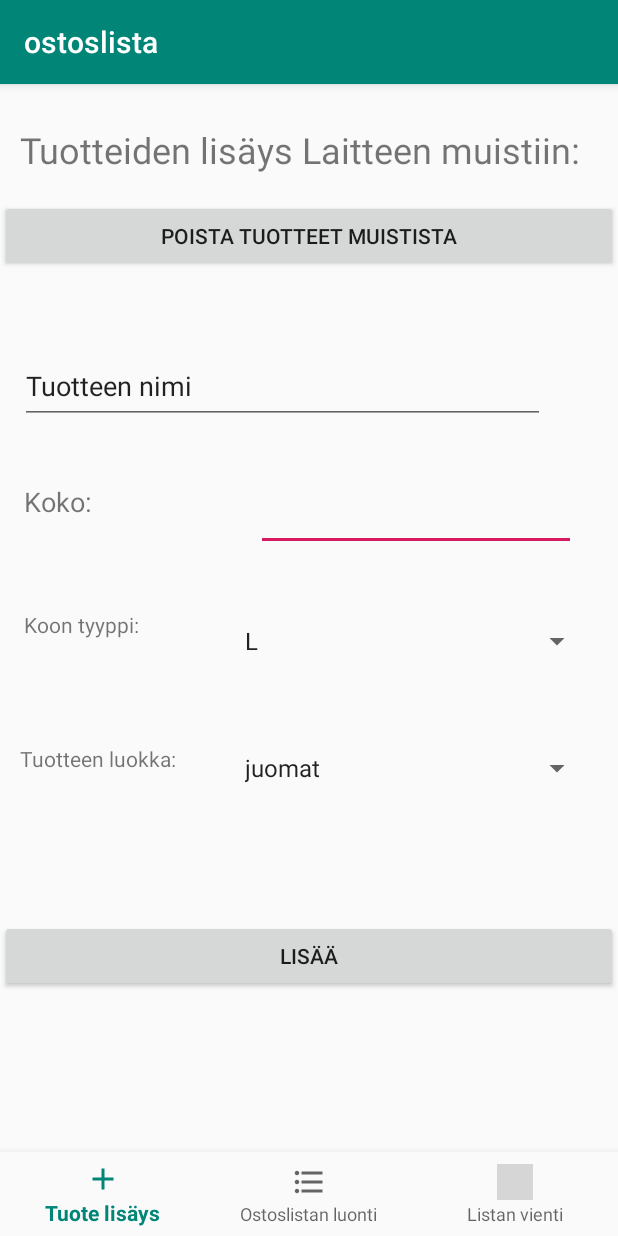
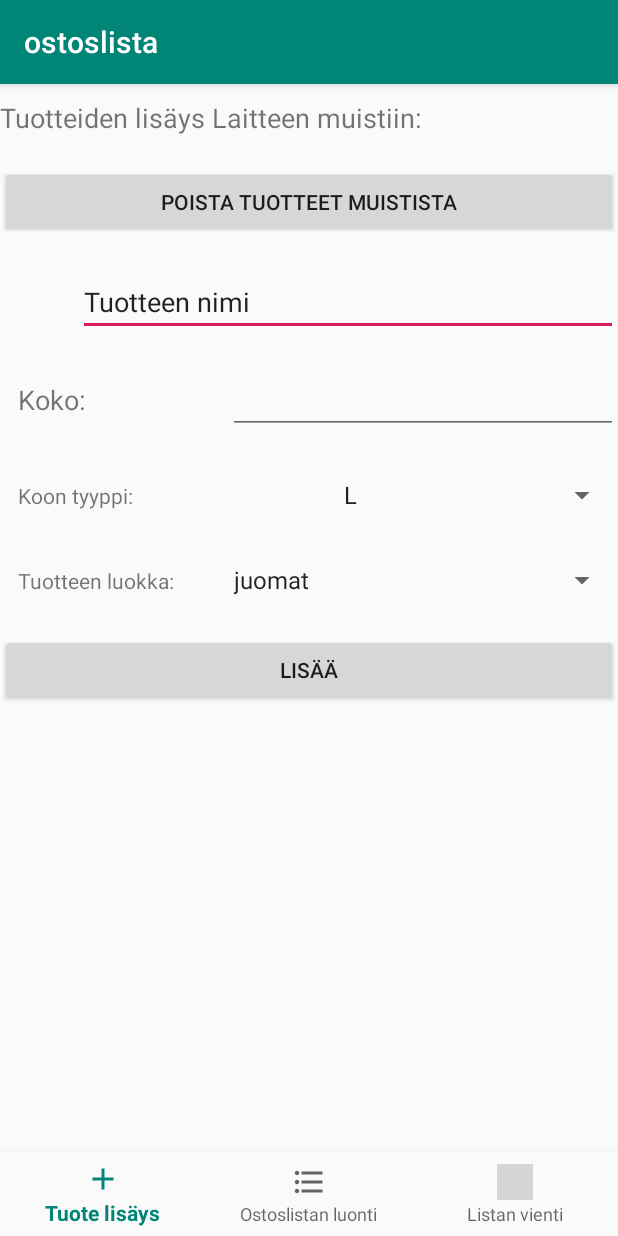
Before and after one commit to Jesse-Stenroth/ostoslista, an Android app: the screen it shows after launch (MainActivity), on a phone screen of 412 x 824 dp. Run offline under Robolectric (Android 15) with nearby library versions, the phone set to English and light mode, and no system bars; grey boxes are pictures that could not be loaded.

Commit message:
change image

```diff
--- a/app/src/main/AndroidManifest.xml
+++ b/app/src/main/AndroidManifest.xml
@@ -1,6 +1,7 @@
 <?xml version="1.0" encoding="utf-8"?>
 <manifest xmlns:android="http://schemas.android.com/apk/res/android"
     package="fi.rectumcere.ostoslista">
+
 
 
     <application
--- a/app/src/main/res/layout/activity_main.xml
+++ b/app/src/main/res/layout/activity_main.xml
@@ -8,51 +8,74 @@
     tools:context=".MainActivity">
 
 
-    <android.support.constraint.ConstraintLayout
+    <LinearLayout
         android:layout_width="match_parent"
-        android:layout_height="match_parent">
+        android:layout_height="match_parent"
+        android:orientation="vertical">
 
-        <Spinner
-            android:id="@+id/koonTyyppi"
-            android:layout_width="240dp"
-            android:layout_height="41dp"
-            android:layout_marginStart="45dp"
-            android:layout_marginTop="39dp"
-            android:layout_weight="1"
-            android:entries="@array/spinnerItems"
-            android:spinnerMode="dropdown"
-            app:layout_constraintStart_toEndOf="@+id/textView4"
-            app:layout_constraintTop_toBottomOf="@+id/koko" />
+        <LinearLayout
+            android:layout_width="match_parent"
+            android:layout_height="wrap_content"
+            android:orientation="horizontal"
+            android:layout_marginTop="10dp">
 
             <TextView
-            android:id="@+id/textView4"
-            android:layout_width="94dp"
-            android:layout_height="35dp"
-            android:layout_marginStart="16dp"
-            android:layout_marginTop="45dp"
+                android:id="@+id/textView2"
+                android:layout_width="wrap_content"
+                android:layout_height="wrap_content"
                 android:layout_weight="1"
-            android:text="@string/tuoteKoonTyyppi"
+                android:text="@string/AloitusOtsikko"
+                android:textSize="18sp"
                 app:layout_constraintStart_toStartOf="parent"
-            app:layout_constraintTop_toBottomOf="@+id/textView3" />
+                app:layout_constraintTop_toTopOf="parent" />
+        </LinearLayout>
+
+        <LinearLayout
+            android:layout_width="match_parent"
+            android:layout_height="wrap_content"
+            android:orientation="horizontal"
+            android:layout_marginTop="20dp">
+
+            <Button
+                android:id="@+id/button4"
+                android:layout_width="match_parent"
+                android:layout_height="wrap_content"
+                android:onClick="postaKaikki"
+                android:text="Poista tuotteet muistista"
+                app:layout_constraintTop_toBottomOf="@+id/textView2"
+                tools:layout_editor_absoluteX="0dp" />
+        </LinearLayout>
+
+        <LinearLayout
+            android:layout_width="match_parent"
+            android:layout_height="wrap_content"
+            android:orientation="horizontal"
+            android:layout_marginTop="20dp">
 
             <EditText
-            android:id="@+id/koko"
-            android:layout_width="wrap_content"
-            android:layout_height="wrap_content"
-            android:layout_marginStart="45dp"
-            android:layout_marginTop="39dp"
+                android:id="@+id/nimi"
+                android:layout_width="match_parent"
+                android:layout_height="match_parent"
+                android:layout_marginStart="52dp"
                 android:layout_weight="1"
                 android:ems="10"
-            android:inputType="number"
-            app:layout_constraintStart_toEndOf="@+id/textView3"
-            app:layout_constraintTop_toBottomOf="@+id/nimi" />
+                android:inputType="textPersonName"
+                android:text="@string/tuotteenNimi"
+                app:layout_constraintStart_toStartOf="parent"
+                app:layout_constraintTop_toBottomOf="@+id/button4" />
+        </LinearLayout>
+
+        <LinearLayout
+            android:layout_width="match_parent"
+            android:layout_height="wrap_content"
+            android:orientation="horizontal"
+            android:layout_marginTop="20dp">
 
             <TextView
                 android:id="@+id/textView3"
-            android:layout_width="109dp"
-            android:layout_height="39dp"
-            android:layout_marginStart="16dp"
-            android:layout_marginTop="39dp"
+                android:layout_width="wrap_content"
+                android:layout_height="wrap_content"
+                android:layout_marginStart="12dp"
                 android:layout_weight="1"
                 android:text="@string/tuotteenKoko"
                 android:textSize="18sp"
@@ -60,46 +83,57 @@
                 app:layout_constraintTop_toBottomOf="@+id/nimi" />
 
             <EditText
-            android:id="@+id/nimi"
-            android:layout_width="350dp"
-            android:layout_height="50dp"
-            android:layout_marginStart="13dp"
-            android:layout_marginTop="51dp"
+                android:id="@+id/koko"
+                android:layout_width="wrap_content"
+                android:layout_height="wrap_content"
+                android:layout_marginStart="48dp"
                 android:layout_weight="1"
                 android:ems="10"
-            android:inputType="textPersonName"
-            android:text="@string/tuotteenNimi"
-            app:layout_constraintStart_toStartOf="parent"
-            app:layout_constraintTop_toBottomOf="@+id/button4" />
+                android:inputType="number"
+                app:layout_constraintStart_toEndOf="@+id/textView3"
+                app:layout_constraintTop_toBottomOf="@+id/nimi" />
+
+        </LinearLayout>
+
+        <LinearLayout
+            android:layout_width="match_parent"
+            android:layout_height="wrap_content"
+            android:orientation="horizontal"
+            android:layout_marginTop="20dp">
 
             <TextView
-            android:id="@+id/textView2"
+                android:id="@+id/textView4"
                 android:layout_width="wrap_content"
-            android:layout_height="wrap_content"
-            android:layout_marginStart="13dp"
-            android:layout_marginTop="27dp"
+                android:layout_height="35dp"
+                android:layout_marginStart="12dp"
                 android:layout_weight="1"
-            android:text="@string/AloitusOtsikko"
-            android:textSize="24sp"
+                android:text="@string/tuoteKoonTyyppi"
                 app:layout_constraintStart_toStartOf="parent"
-            app:layout_constraintTop_toTopOf="parent" />
+                app:layout_constraintTop_toBottomOf="@+id/textView3" />
 
-        <Button
-            android:id="@+id/button4"
+            <Spinner
+                android:id="@+id/koonTyyppi"
+                android:layout_width="wrap_content"
+                android:layout_height="41dp"
+                android:layout_marginStart="28dp"
+                android:layout_weight="1"
+                android:entries="@array/spinnerItems"
+                android:spinnerMode="dropdown"
+                app:layout_constraintStart_toEndOf="@+id/textView4"
+                app:layout_constraintTop_toBottomOf="@+id/koko" />
+        </LinearLayout>
+
+        <LinearLayout
             android:layout_width="match_parent"
             android:layout_height="wrap_content"
-            android:layout_marginTop="17dp"
-            android:onClick="postaKaikki"
-            android:text="Poista tuotteet muistista"
-            app:layout_constraintTop_toBottomOf="@+id/textView2"
-            tools:layout_editor_absoluteX="0dp" />
+            android:orientation="horizontal"
+            android:layout_marginTop="20dp">
 
             <TextView
                 android:id="@+id/textView5"
-            android:layout_width="126dp"
-            android:layout_height="32dp"
-            android:layout_marginStart="13dp"
-            android:layout_marginTop="54dp"
+                android:layout_width="wrap_content"
+                android:layout_height="wrap_content"
+                android:layout_marginStart="12dp"
                 android:layout_weight="1"
                 android:text="@string/luokka"
                 app:layout_constraintStart_toStartOf="parent"
@@ -109,25 +143,30 @@
                 android:id="@+id/luokkia"
                 android:layout_width="240dp"
                 android:layout_height="32dp"
-            android:layout_marginStart="16dp"
-            android:layout_marginTop="48dp"
+                android:layout_marginStart="8dp"
                 android:layout_weight="1"
                 android:entries="@array/luokat"
                 android:spinnerMode="dropdown"
                 app:layout_constraintStart_toEndOf="@+id/textView5"
                 app:layout_constraintTop_toBottomOf="@+id/koonTyyppi" />
+        </LinearLayout>
+
+        <LinearLayout
+            android:layout_width="match_parent"
+            android:layout_height="wrap_content"
+            android:orientation="horizontal"
+            android:layout_marginTop="20dp">
 
             <Button
                 android:id="@+id/button2"
                 android:layout_width="match_parent"
                 android:layout_height="wrap_content"
-            android:layout_marginTop="85dp"
                 android:onClick="lisaaTuote"
                 android:text="@string/lisays"
                 app:layout_constraintTop_toBottomOf="@+id/textView5"
                 tools:layout_editor_absoluteX="0dp" />
-
-    </android.support.constraint.ConstraintLayout>
+        </LinearLayout>
+    </LinearLayout>
 
     <android.support.design.widget.BottomNavigationView
         android:id="@+id/navigation"
```
Also changed, not shown: app/src/main/res/layout/activity_haku.xml (+33 -24 lines), app/src/main/res/layout/activity_vienti.xml (+38 -19 lines). Lines whose indentation alone changed are shown as unchanged.
